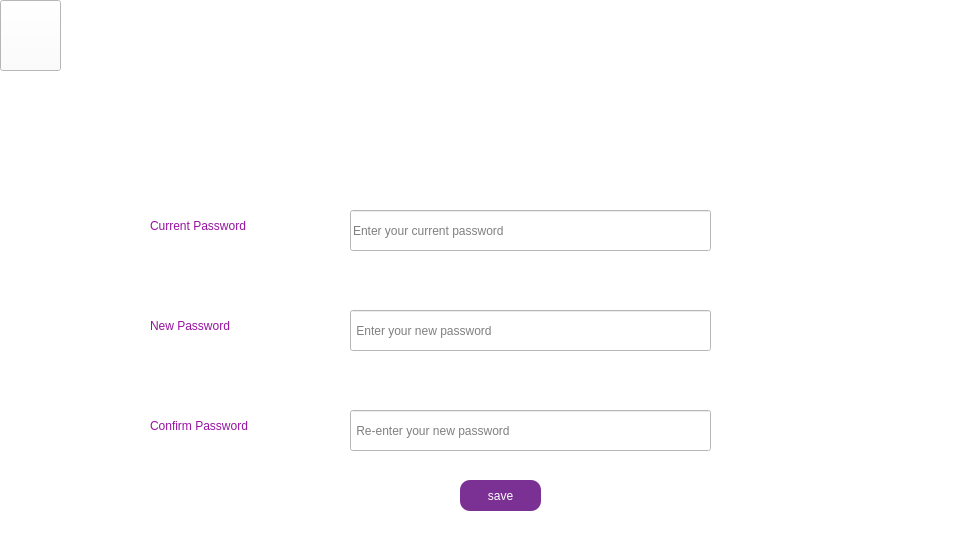
First picture: the form in changepw.ui, repository Nirjaraa/spendwise, before the edit.
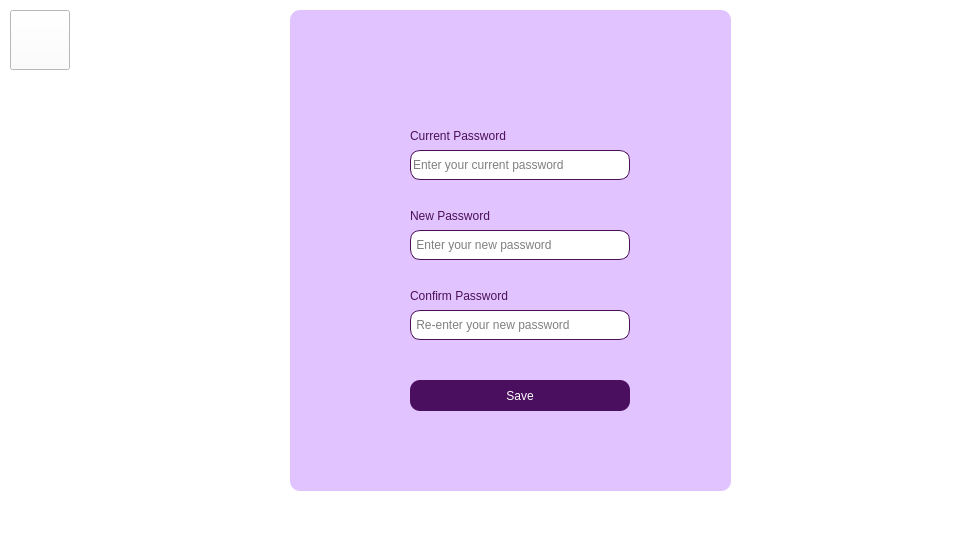
Second picture: the form after the edit. Icons and pictures are not drawn.

```diff
--- a/changepw.ui
+++ b/changepw.ui
@@ -17,34 +17,13 @@
    <string notr="true">background-color: rgb(255, 255, 255);</string>
   </property>
   <widget class="QWidget" name="centralwidget">
-   <widget class="QLabel" name="editprofiletitle">
-    <property name="geometry">
-     <rect>
-      <x>60</x>
-      <y>0</y>
-      <width>901</width>
-      <height>71</height>
-     </rect>
-    </property>
-    <property name="styleSheet">
-     <string notr="true">border-image:url(:/resources/title.png);
-color:rgb(255, 255, 255);
- 
-font: 700 22pt &quot;Bahnschrift&quot;;
-
- </string>
-    </property>
-    <property name="text">
-     <string>  CHANGE PASSWORD</string>
-    </property>
-   </widget>
    <widget class="QPushButton" name="back">
     <property name="geometry">
      <rect>
-      <x>0</x>
-      <y>0</y>
-      <width>61</width>
-      <height>71</height>
+      <x>10</x>
+      <y>10</y>
+      <width>60</width>
+      <height>60</height>
      </rect>
     </property>
     <property name="styleSheet">
@@ -55,49 +34,78 @@
      <string/>
     </property>
    </widget>
-   <widget class="QLabel" name="label">
+   <widget class="QPushButton" name="save">
     <property name="geometry">
      <rect>
-      <x>150</x>
-      <y>210</y>
-      <width>131</width>
+      <x>290</x>
+      <y>540</y>
+      <width>211</width>
       <height>31</height>
      </rect>
     </property>
     <property name="styleSheet">
-     <string notr="true">font: 11pt &quot;Bahnschrift&quot;;
-color:rgb(151, 18, 161);
+     <string notr="true">
+border-image: url(:/resources/p7.jpg);
+font: 9pt &quot;Bahnschrift&quot;;
+border-color: none;
+color: rgb(255, 255, 255);
+background-color: rgb(123,49,148);
+border-radius: 10px;
+
 </string>
     </property>
     <property name="text">
-     <string>Current Password</string>
+     <string>save </string>
     </property>
    </widget>
-   <widget class="QLineEdit" name="current">
+   <widget class="QGroupBox" name="groupBox">
     <property name="geometry">
      <rect>
-      <x>350</x>
-      <y>210</y>
-      <width>361</width>
-      <height>41</height>
+      <x>290</x>
+      <y>10</y>
+      <width>441</width>
+      <height>481</height>
      </rect>
     </property>
     <property name="styleSheet">
-     <string notr="true">color:rgb(0, 0, 0)</string>
+     <string notr="true">border-radius:10px;
+background-color:rgb(225,196,255);</string>
     </property>
-    <property name="placeholderText">
-     <string>Enter your current password</string>
+    <property name="title">
+     <string/>
+    </property>
+    <widget class="QLabel" name="label_4">
+     <property name="geometry">
+      <rect>
+       <x>40</x>
+       <y>30</y>
+       <width>381</width>
+       <height>61</height>
+      </rect>
+     </property>
+     <property name="styleSheet">
+      <string notr="true">border-image: url(:/resources/changepw.png);</string>
+     </property>
+     <property name="text">
+      <string/>
     </property>
    </widget>
    <widget class="QLineEdit" name="neww">
     <property name="geometry">
      <rect>
-      <x>350</x>
-      <y>310</y>
-      <width>361</width>
-      <height>41</height>
-     </rect>
-    </property>
+       <x>120</x>
+       <y>220</y>
+       <width>220</width>
+       <height>30</height>
+      </rect>
+     </property>
+     <property name="styleSheet">
+      <string notr="true"> border-radius:10px;
+ color:black;
+font: 9pt &quot;Bahnschrift&quot;;
+ background-color:white;
+border:1px solid rgb(76,15,90);</string>
+     </property>
     <property name="text">
      <string/>
     </property>
@@ -105,33 +113,62 @@
      <string> Enter your new password</string>
     </property>
    </widget>
-   <widget class="QLabel" name="label_2">
+    <widget class="QLineEdit" name="current">
     <property name="geometry">
      <rect>
-      <x>150</x>
-      <y>310</y>
+       <x>120</x>
+       <y>140</y>
+       <width>220</width>
+       <height>30</height>
+      </rect>
+     </property>
+     <property name="styleSheet">
+      <string notr="true"> border-radius:10px;
+ color:black;
+font: 9pt &quot;Bahnschrift&quot;;
+ background-color:white;
+border:1px solid rgb(76,15,90);</string>
+     </property>
+     <property name="placeholderText">
+      <string>Enter your current password</string>
+     </property>
+    </widget>
+    <widget class="QLabel" name="label">
+     <property name="geometry">
+      <rect>
+       <x>120</x>
+       <y>110</y>
       <width>131</width>
       <height>31</height>
      </rect>
     </property>
     <property name="styleSheet">
-     <string notr="true">font: 11pt &quot;Bahnschrift&quot;;
-color:rgb(151, 18, 161);
+      <string notr="true">font: 12pt &quot;Bahnschrift&quot;;
+color:rgb(76,15,90);
+background-color:transparent;
+border:none;
 </string>
     </property>
     <property name="text">
-     <string>New Password</string>
+      <string>Current Password</string>
     </property>
    </widget>
    <widget class="QLineEdit" name="re">
     <property name="geometry">
      <rect>
-      <x>350</x>
-      <y>410</y>
-      <width>361</width>
-      <height>41</height>
-     </rect>
-    </property>
+       <x>120</x>
+       <y>300</y>
+       <width>220</width>
+       <height>30</height>
+      </rect>
+     </property>
+     <property name="styleSheet">
+      <string notr="true"> border-radius:10px;
+ color:black;
+font: 9pt &quot;Bahnschrift&quot;;
+ background-color:white;
+border:1px solid rgb(76,15,90);</string>
+     </property>
     <property name="placeholderText">
      <string> Re-enter your new password</string>
     </property>
@@ -139,84 +176,79 @@
    <widget class="QLabel" name="label_3">
     <property name="geometry">
      <rect>
-      <x>150</x>
-      <y>410</y>
+       <x>120</x>
+       <y>270</y>
       <width>131</width>
       <height>31</height>
      </rect>
     </property>
     <property name="styleSheet">
-     <string notr="true">font: 11pt &quot;Bahnschrift&quot;;
-color:rgb(151, 18, 161);
+      <string notr="true">font: 12pt &quot;Bahnschrift&quot;;
+color:rgb(76,15,90);
+background-color:transparent;
+border:none;
 </string>
     </property>
     <property name="text">
      <string>Confirm Password</string>
     </property>
    </widget>
-   <widget class="QLabel" name="label_4">
+    <widget class="QLabel" name="label_2">
     <property name="geometry">
      <rect>
-      <x>290</x>
-      <y>110</y>
-      <width>381</width>
-      <height>61</height>
-     </rect>
-    </property>
-    <property name="styleSheet">
-     <string notr="true">border-image: url(:/resources/changepw.png);</string>
-    </property>
-    <property name="text">
-     <string/>
-    </property>
-   </widget>
-   <widget class="QPushButton" name="save">
-    <property name="geometry">
-     <rect>
-      <x>290</x>
-      <y>540</y>
-      <width>211</width>
+       <x>120</x>
+       <y>190</y>
+       <width>131</width>
       <height>31</height>
      </rect>
     </property>
     <property name="styleSheet">
-     <string notr="true">
-border-image: url(:/resources/p7.jpg);
-font: 9pt &quot;Bahnschrift&quot;;
-border-color: none;
-color: rgb(255, 255, 255);
-background-color: rgb(123,49,148);
-border-radius: 10px;
-
+      <string notr="true">font: 12pt &quot;Bahnschrift&quot;;
+color:rgb(76,15,90);
+background-color:transparent;
+border:none;
 </string>
     </property>
     <property name="text">
-     <string>save </string>
+      <string>New Password</string>
     </property>
    </widget>
    <widget class="QPushButton" name="save_2">
     <property name="geometry">
      <rect>
-      <x>460</x>
-      <y>480</y>
-      <width>81</width>
+       <x>120</x>
+       <y>370</y>
+       <width>220</width>
       <height>31</height>
      </rect>
     </property>
     <property name="styleSheet">
-     <string notr="true">border-image: none;
-border-image: url(:/resources/p7.jpg);
-font: 9pt &quot;Bahnschrift&quot;;
-border-color: none;
-color: rgb(255, 255, 255);
-background-color: rgb(123,49,148);
-border-radius: 10px;
+      <string notr="true">QPushButton {
+    font: 9pt &quot;Bahnschrift&quot;;
+   
+    color: rgb(255, 255, 255);
+    background-color: rgb(75, 15, 96);
+    border-radius: 10px;
+}
+
+QPushButton:hover {
+    border: 2px solid white;
+	}
+QPushButton:pressed {
+    border: 2px solid rgb(75, 15, 96);
+	 background-color:white;
+	 color:rgb(75, 15, 96);
+cursor: pointinghand;
+}
+ 
+
 
 </string>
     </property>
     <property name="text">
-     <string>save</string>
-    </property>
+      <string>Save</string>
+     </property>
+    </widget>
    </widget>
   </widget>
  </widget>
```
Left out of the diff: 4 changed lines with no effect on the pictures. Lines whose indentation alone changed are shown as unchanged.
